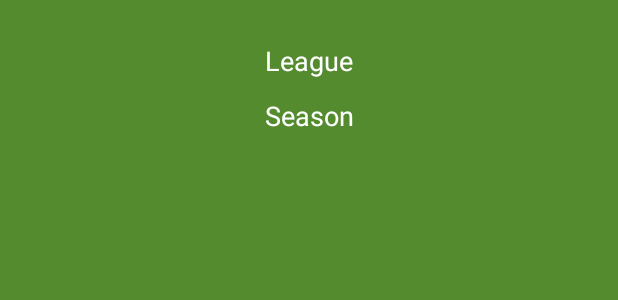
After one commit to mkosecki1/FootballApp, an Android app: the layout standings_fragment.xml on its own in the app's theme, with its tools: preview values and no code run, on a phone screen of 412 x 824 dp. The commit adds this screen. Shown: the top 300 px of the screen. Run offline under Robolectric (Android 15) with nearby library versions, the phone set to English and light mode, and no system bars.

Commit message:
Create standings screen

```diff
--- a/app/src/main/java/com/footballapp/net/RestApi.kt
+++ b/app/src/main/java/com/footballapp/net/RestApi.kt
@@ -1,6 +1,7 @@
 package com.footballapp.net
 
 import com.footballapp.model.ScorersModel
+import com.footballapp.model.StandingsModel
 import retrofit2.Response
 import retrofit2.http.GET
 
@@ -8,4 +9,7 @@ interface RestApi {
 
     @GET("competitions/2002/scorers")
     suspend fun getScorers(): Response<ScorersModel>
+
+    @GET("competitions/2002/standings")
+    suspend fun getStandings(): Response<StandingsModel>
 }
--- a/app/src/main/java/com/footballapp/repository/Repository.kt
+++ b/app/src/main/java/com/footballapp/repository/Repository.kt
@@ -2,6 +2,7 @@ package com.footballapp.repository
 
 import android.net.ConnectivityManager
 import com.footballapp.model.ScorersModel
+import com.footballapp.model.StandingsModel
 import com.footballapp.net.ConnectionManager
 import com.footballapp.net.ResponseCall
 import com.footballapp.net.RestApi
@@ -14,6 +15,9 @@ class Repository(
     suspend fun getAllScorers(): ResponseCall<ScorersModel> =
         call { restApi.getScorers() }
 
+    suspend fun getAllStandings() : ResponseCall<StandingsModel> =
+        call { restApi.getStandings() }
+
     fun hasNetworkConnection(connectivityManager: ConnectivityManager) =
         connectionManager.hasNetworkConnection(connectivityManager)
 }
--- a/app/src/main/java/com/footballapp/ui/scorers/ScorersFragment.kt
+++ b/app/src/main/java/com/footballapp/ui/scorers/ScorersFragment.kt
@@ -32,12 +32,12 @@ class ScorersFragment : Fragment() {
                 when (it) {
                     is ResponseCall.Success -> {
                         competitionScorersFragment.stringConnector(
-                            getString(R.string.scorers_fragment_competition_title),
+                            getString(R.string.competition_title_text),
                             it.data.competition.name,
                             null
                         )
                         seasonScorersFragment.stringConnector(
-                            getString(R.string.scorers_fragment_season_title),
+                            getString(R.string.season_title_text),
                             it.data.season?.startDate,
                             it.data.season?.endDate
                         )
--- /dev/null
+++ b/app/src/main/res/layout/standings_fragment.xml
@@ -0,0 +1,48 @@
+<?xml version="1.0" encoding="utf-8"?>
+<androidx.constraintlayout.widget.ConstraintLayout xmlns:android="http://schemas.android.com/apk/res/android"
+    xmlns:app="http://schemas.android.com/apk/res-auto"
+    xmlns:tools="http://schemas.android.com/tools"
+    android:layout_width="match_parent"
+    android:layout_height="match_parent"
+    android:background="@color/colorPrimary"
+    tools:context=".ui.standings.StandingsFragment">
+
+    <androidx.appcompat.widget.AppCompatTextView
+        android:id="@+id/competitionStandingsFragment"
+        style="@style/CompetitionTextStyle"
+        android:layout_width="match_parent"
+        android:layout_height="0dp"
+        android:layout_marginTop="@dimen/margin_big_28_dp"
+        android:gravity="center"
+        app:layout_constraintEnd_toEndOf="parent"
+        app:layout_constraintStart_toStartOf="parent"
+        app:layout_constraintTop_toTopOf="parent"
+        tools:text="League" />
+
+    <androidx.appcompat.widget.AppCompatTextView
+        android:id="@+id/seasonStandingsFragment"
+        style="@style/CompetitionTextStyle"
+        android:layout_width="match_parent"
+        android:layout_height="0dp"
+        android:layout_marginTop="@dimen/margin_medium_12_dp"
+        android:gravity="center"
+        app:layout_constraintEnd_toEndOf="parent"
+        app:layout_constraintStart_toStartOf="parent"
+        app:layout_constraintTop_toBottomOf="@+id/competitionStandingsFragment"
+        tools:text="Season" />
+
+    <androidx.recyclerview.widget.RecyclerView
+        android:id="@+id/recyclerViewStandingsFragment"
+        android:layout_width="match_parent"
+        android:layout_height="0dp"
+        android:layout_marginStart="@dimen/recycler_margin_medium"
+        android:layout_marginTop="@dimen/recycler_margin_big"
+        android:layout_marginEnd="@dimen/recycler_margin_medium"
+        android:layout_weight="1"
+        app:itemSpacing="@dimen/margin_small_4_dp"
+        app:layout_constraintBottom_toBottomOf="parent"
+        app:layout_constraintEnd_toEndOf="parent"
+        app:layout_constraintStart_toStartOf="parent"
+        app:layout_constraintTop_toBottomOf="@+id/seasonStandingsFragment" />
+
+</androidx.constraintlayout.widget.ConstraintLayout>
--- a/app/src/main/res/values/strings.xml
+++ b/app/src/main/res/values/strings.xml
@@ -10,8 +10,6 @@
     <string name="login_fragment_error_empty_password_text">Enter password</string>
     <string name="login_fragment_error_invalid_login_or_password_text">Invalid login or password</string>
     <string name="login_fragment_internet_unavailable_text">Internet connection unavailable</string>
-
-    <!-- SCORERS -->
-    <string name="scorers_fragment_competition_title">League:</string>
-    <string name="scorers_fragment_season_title">Season:</string>
+    <string name="competition_title_text">League:</string>
+    <string name="season_title_text">Season:</string>
 </resources>
--- a/app/src/main/res/values/styles.xml
+++ b/app/src/main/res/values/styles.xml
@@ -67,6 +67,13 @@
         <item name="android:fontFamily">sans-serif-light</item>
     </style>
 
+    <style name="CompetitionTextStyle" parent="TextAppearance.AppCompat">
+        <item name="android:textSize">@dimen/text_size_18_sp</item>
+        <item name="android:textColor">@color/white</item>
+        <item name="android:paddingStart">@dimen/margin_small_10_dp</item>
+        <item name="android:paddingEnd">@dimen/margin_small_10_dp</item>
+    </style>
+
     <!-- SCORERS -->
     <style name="RecyclerPrimaryTextStyle" parent="TextAppearance.AppCompat">
         <item name="android:textSize">@dimen/text_size_16_sp</item>
@@ -79,11 +86,4 @@
         <item name="android:textColor">@color/white</item>
     </style>
 
-    <style name="CompetitionTextStyle" parent="TextAppearance.AppCompat">
-        <item name="android:textSize">@dimen/text_size_18_sp</item>
-        <item name="android:textColor">@color/white</item>
-        <item name="android:paddingStart">@dimen/margin_small_10_dp</item>
-        <item name="android:paddingEnd">@dimen/margin_small_10_dp</item>
-    </style>
-
 </resources>
```
Also changed, not shown: app/src/main/java/com/footballapp/Module.kt (+8 -6 lines), app/src/main/java/com/footballapp/model/StandingsModel.kt (added, +94 -0 lines), app/src/main/java/com/footballapp/ui/standings/StandingsFragment.kt (added, +53 -0 lines), app/src/main/java/com/footballapp/ui/standings/StandingsViewModel.kt (added, +24 -0 lines), app/src/main/res/navigation/nav_main.xml (+6 -1 lines).
